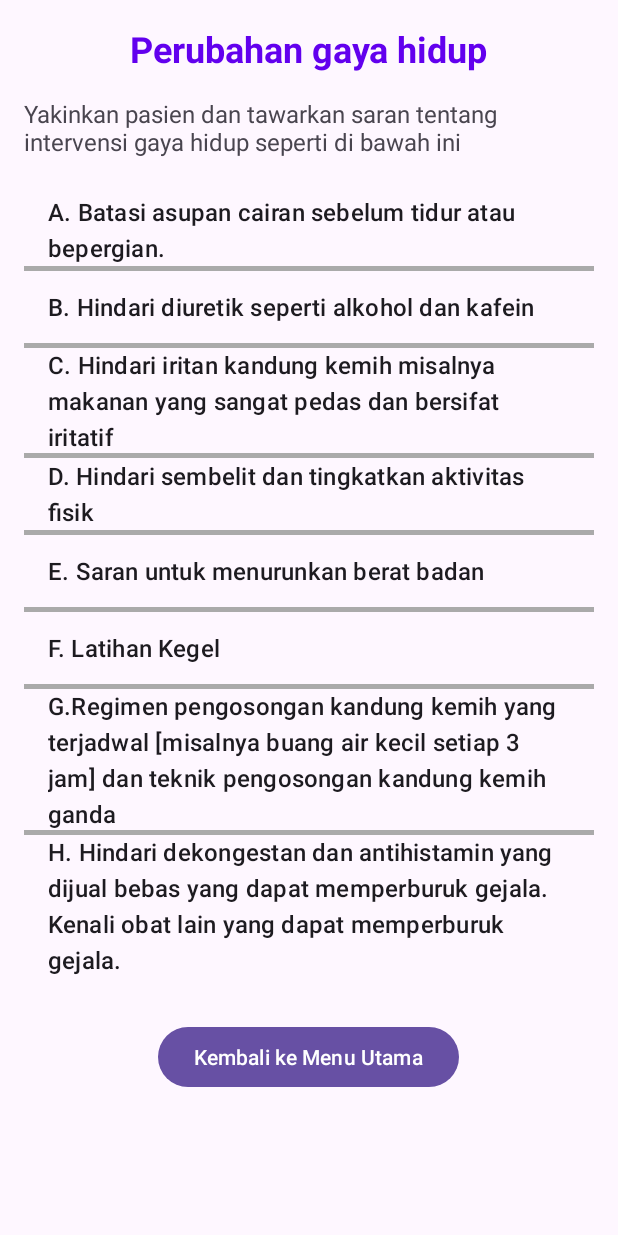
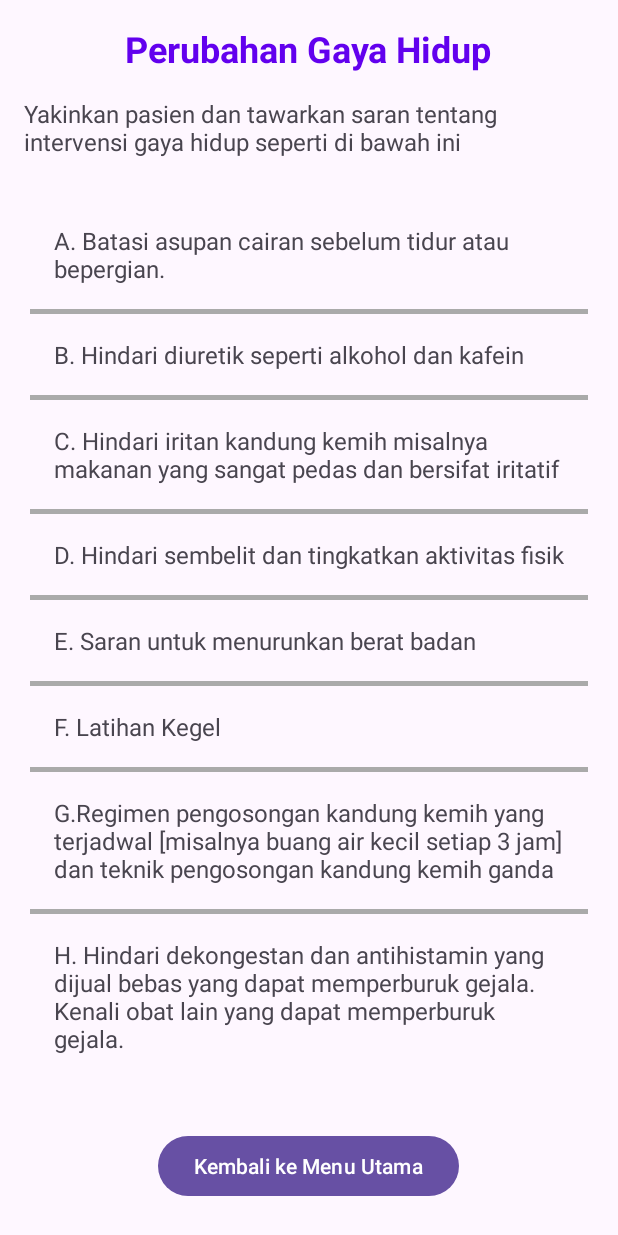
Before and after one commit to aziemp66/tugas-fuad, an Android app: the LifestyleActivity screen opened directly, with no data from a screen before it, on a phone screen of 412 x 824 dp. Run offline under Robolectric (Android 15) with nearby library versions, the phone set to English and light mode, and no system bars.

```diff
--- a/app/src/main/java/com/aziemp66/tugas_fuad/HistoryActivity.kt
+++ b/app/src/main/java/com/aziemp66/tugas_fuad/HistoryActivity.kt
@@ -20,13 +20,13 @@ class HistoryActivity : AppCompatActivity() {
     val tableLayout: TableLayout = findViewById(R.id.table_layout)
 
     // Add Storage Symptoms
-    addCategoryToTable(tableLayout, R.array.storage_symptoms, "Gejala Penyimpanan")
+    addCategoryToTable(tableLayout, R.array.storage_symptoms, "Storage")
 
     // Add Voiding Symptoms
-    addCategoryToTable(tableLayout, R.array.voiding_symptoms, "Gejala Pengosongan")
+    addCategoryToTable(tableLayout, R.array.voiding_symptoms, "Voiding")
 
     // Add Post-Micturition Symptoms
-    addCategoryToTable(tableLayout, R.array.post_micturition_symptoms, "Gejala Pasca-Miksi")
+    addCategoryToTable(tableLayout, R.array.post_micturition_symptoms, "Post-Micturition")
   }
 
   private fun addCategoryToTable(tableLayout: TableLayout, arrayResId: Int, categoryTitle: String) {
--- a/app/src/main/java/com/aziemp66/tugas_fuad/LifestyleActivity.kt
+++ b/app/src/main/java/com/aziemp66/tugas_fuad/LifestyleActivity.kt
@@ -1,10 +1,15 @@
 package com.aziemp66.tugas_fuad
 
+import android.content.Context
 import android.content.Intent
 import android.os.Bundle
+import android.view.LayoutInflater
+import android.view.View
+import android.view.ViewGroup
 import android.widget.ArrayAdapter
 import android.widget.Button
 import android.widget.ListView
+import android.widget.TextView
 import androidx.appcompat.app.AppCompatActivity
 
 class LifestyleActivity : AppCompatActivity() {
@@ -22,7 +27,7 @@ class LifestyleActivity : AppCompatActivity() {
     val suggestionsArray = resources.getStringArray(R.array.lifestyle_suggestions)
 
     // Create an ArrayAdapter to bind the string array to the ListView
-    val adapter = ArrayAdapter(this, android.R.layout.simple_list_item_1, suggestionsArray)
+    val adapter = CustomAdapter(this, suggestionsArray)
 
     // Set the adapter to the ListView
     suggestionsListView.adapter = adapter
@@ -39,3 +44,16 @@ class LifestyleActivity : AppCompatActivity() {
   }
 
 }
+
+class CustomAdapter(private val context: Context, private val data: Array<String>) :
+  ArrayAdapter<String>(context, 0, data) {
+  override fun getView(position: Int, convertView: View?, parent: ViewGroup): View {
+    val listItem =
+      convertView ?: LayoutInflater.from(context).inflate(R.layout.list_item, parent, false)
+
+    val textView = listItem.findViewById<TextView>(R.id.item_text)
+    textView.text = getItem(position)
+
+    return listItem
+  }
+}
--- a/app/src/main/java/com/aziemp66/tugas_fuad/MainActivity.kt
+++ b/app/src/main/java/com/aziemp66/tugas_fuad/MainActivity.kt
@@ -75,7 +75,7 @@ class MainActivity : AppCompatActivity() {
     }
 
     surgicalIntervention.setOnClickListener {
-      val intent = Intent(this, surgicalIntervention::class.java)
+      val intent = Intent(this, SurgicalInterventionActivity::class.java)
 
       startActivity(intent)
     }
--- a/app/src/main/res/layout/activity_intervention.xml
+++ /dev/null
@@ -1,6 +0,0 @@
-<?xml version="1.0" encoding="utf-8"?>
-<RelativeLayout xmlns:android="http://schemas.android.com/apk/res/android"
-        android:layout_width="match_parent"
-        android:layout_height="match_parent">
-
-</RelativeLayout>
--- a/app/src/main/res/layout/activity_lifestyle.xml
+++ b/app/src/main/res/layout/activity_lifestyle.xml
@@ -30,6 +30,7 @@
                 android:layout_marginBottom="24dp" />
 
         <ListView
+                android:padding="4dp"
                 android:id="@+id/suggestions_list_view"
                 android:layout_width="match_parent"
                 android:layout_height="wrap_content"
--- /dev/null
+++ b/app/src/main/res/layout/list_item.xml
@@ -0,0 +1,13 @@
+<!-- res/layout/list_item.xml -->
+<LinearLayout xmlns:android="http://schemas.android.com/apk/res/android"
+        android:layout_width="match_parent"
+        android:layout_height="wrap_content"
+        android:orientation="vertical"
+        android:padding="16dp"> <!-- Add padding here -->
+
+    <TextView
+            android:id="@+id/item_text"
+            android:layout_width="match_parent"
+            android:layout_height="wrap_content"
+            android:textSize="16sp" />
+</LinearLayout>
```
Also changed, not shown: app/src/main/res/layout/activity_investigation.xml (+0 -8 lines), app/src/main/res/values/strings.xml (+31 -32 lines), app/src/main/java/com/aziemp66/tugas_fuad/InvestigationActivity.kt (line endings or trailing spaces).
